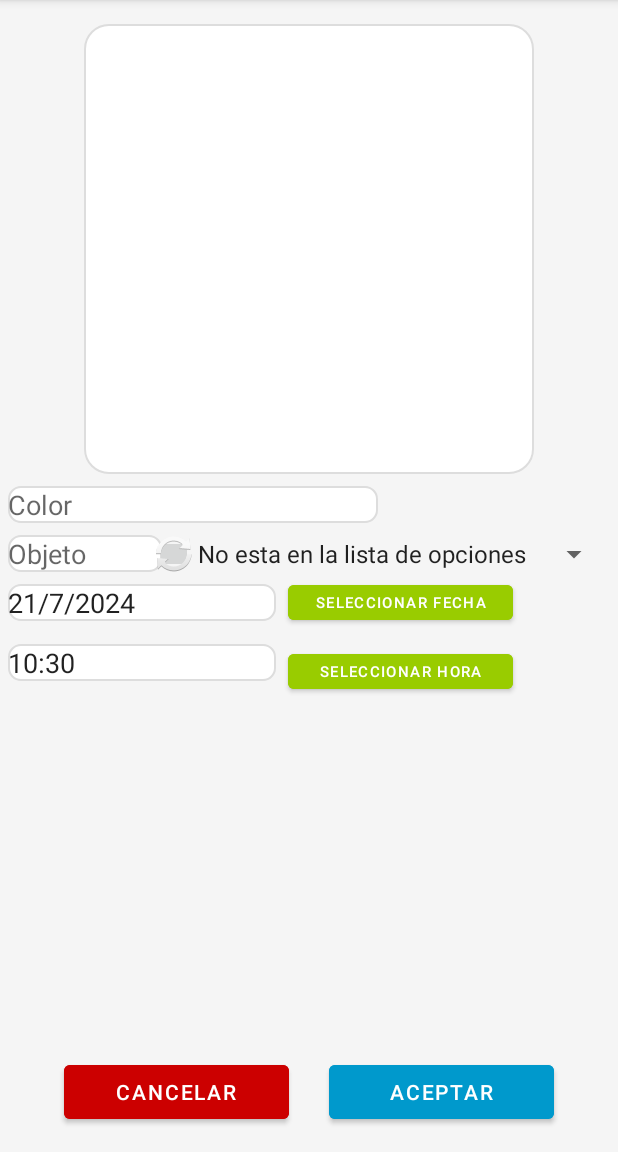
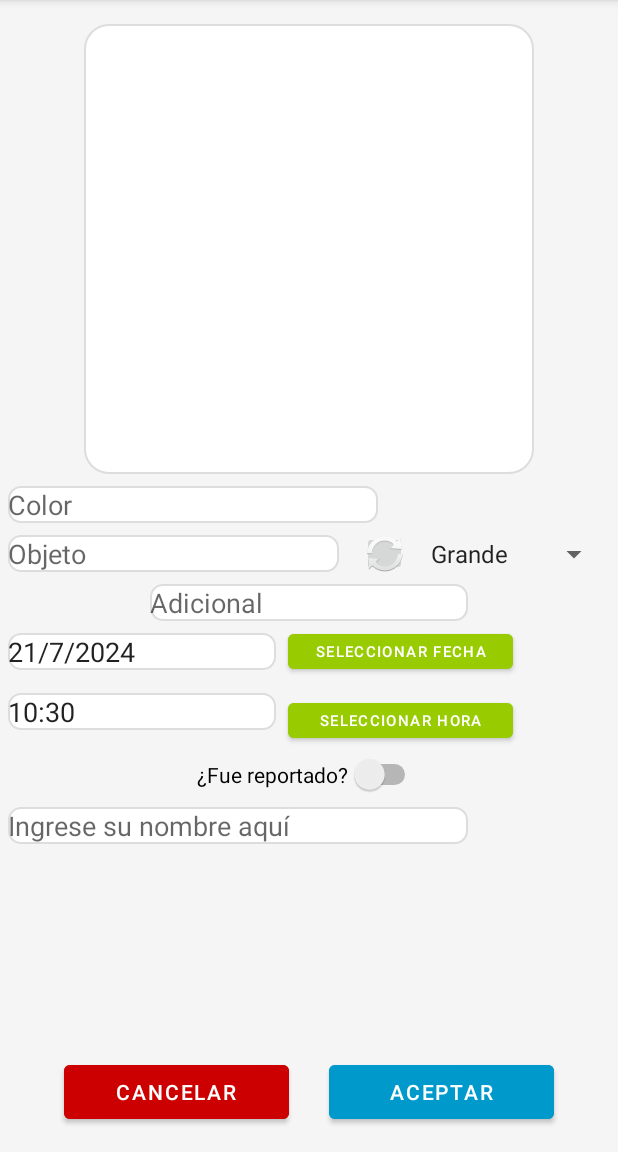
Before and after one commit to CarlosElisban/Uniseek, an Android app: the PrincipalUniseekActivity screen opened directly, with no data from a screen before it, on a phone screen of 412 x 824 dp, the part 84-1236 px from its top. Run offline under Robolectric (Android 15) with nearby library versions, the phone set to English and light mode, and no system bars; 1 statement that could not run was skipped.

Commit message:
Se optimizo algunos elementos y se añadio un switch para determina si fue o no reportado el objeto

```diff
--- a/app/src/main/java/com/ucsm/uniseek/appuniseek/PrincipalUniseekActivity.java
+++ b/app/src/main/java/com/ucsm/uniseek/appuniseek/PrincipalUniseekActivity.java
@@ -7,6 +7,7 @@ import android.graphics.Bitmap;
 import android.graphics.BitmapFactory;
 import android.os.Bundle;
 import android.view.View;
+import android.widget.AdapterView;
 import android.widget.ArrayAdapter;
 import android.widget.Button;
 import android.widget.DatePicker;
@@ -14,6 +15,7 @@ import android.widget.EditText;
 import android.widget.ImageButton;
 import android.widget.ImageView;
 import android.widget.Spinner;
+import android.widget.Switch;
 import android.widget.TimePicker;
 
 import androidx.activity.EdgeToEdge;
@@ -31,9 +33,10 @@ import java.util.List;
 public class PrincipalUniseekActivity extends AppCompatActivity implements View.OnClickListener {
     Button bfecha, bhora;
     ImageButton refreshButton;
-    EditText efecha, ehora, colorEditText, objetoEditText;
+    EditText efecha, ehora, colorEditText, objetoEditText, adicionalEditText, nombreEditText;
     ImageView imageView;
     Spinner spinner;
+    Switch reportSwitch;  // Añade una variable para el Switch
     private int dia, mes, ano, hora, minutos;
 
     @Override
@@ -58,6 +61,9 @@ public class PrincipalUniseekActivity extends AppCompatActivity implements View.
         objetoEditText = findViewById(R.id.objeto);
         imageView = findViewById(R.id.imagephoto);
         spinner = findViewById(R.id.marca_modelo);
+        adicionalEditText = findViewById(R.id.adicional); // Agregar referencia al EditText adicional
+        nombreEditText = findViewById(R.id.nombre);
+        reportSwitch = findViewById(R.id.sreport); // Inicializa el Switch
 
         // Configurar botón de actualización (refresh)
         refreshButton = findViewById(R.id.refresh);
@@ -86,6 +92,24 @@ public class PrincipalUniseekActivity extends AppCompatActivity implements View.
             updateSpinnerOptions(objeto);
         }
 
+        // Configurar el OnItemSelectedListener para el Spinner
+        spinner.setOnItemSelectedListener(new AdapterView.OnItemSelectedListener() {
+            @Override
+            public void onItemSelected(AdapterView<?> parent, View view, int position, long id) {
+                String selectedItem = (String) parent.getItemAtPosition(position);
+                if (selectedItem.equals("Otro")) {
+                    adicionalEditText.setEnabled(true);
+                } else {
+                    adicionalEditText.setEnabled(false);
+                }
+            }
+
+            @Override
+            public void onNothingSelected(AdapterView<?> parent) {
+                adicionalEditText.setEnabled(false);
+            }
+        });
+
         bfecha = findViewById(R.id.seleccionarFechaButton);
         bhora = findViewById(R.id.seleccionarHoraButton);
         efecha = findViewById(R.id.fechaEditText);
@@ -103,6 +127,15 @@ public class PrincipalUniseekActivity extends AppCompatActivity implements View.
 
         bfecha.setOnClickListener(this);
         bhora.setOnClickListener(this);
+
+        // Configurar el OnCheckedChangeListener para el Switch
+        reportSwitch.setOnCheckedChangeListener((buttonView, isChecked) -> {
+            if (isChecked) {
+                nombreEditText.setVisibility(View.GONE);
+            } else {
+                nombreEditText.setVisibility(View.VISIBLE);
+            }
+        });
     }
 
     @Override
@@ -149,7 +182,7 @@ public class PrincipalUniseekActivity extends AppCompatActivity implements View.
                 options.add("Puma");
                 options.add("Vans");
                 options.add("Rip Curl");
-                options.add("No esta en la lista de opciones");
+                options.add("Otro");
                 options.add("No especifica");
                 break;
             case "calculadora":
@@ -158,7 +191,7 @@ public class PrincipalUniseekActivity extends AppCompatActivity implements View.
                 options.add("Casio");
                 options.add("Canon");
                 options.add("Sharp");
-                options.add("No esta en la lista de opciones");
+                options.add("Otro");
                 options.add("No especifica");
                 break;
             case "cargador":
@@ -176,7 +209,7 @@ public class PrincipalUniseekActivity extends AppCompatActivity implements View.
                 options.add("Xiaomi-Smartphone");
                 options.add("Oppo-Smartphone");
                 options.add("Motorola-Smartphone");
-                options.add("No esta en la lista de opciones");
+                options.add("Otro");
                 options.add("No especifica");
                 break;
             case "cartuchera":
@@ -189,7 +222,7 @@ public class PrincipalUniseekActivity extends AppCompatActivity implements View.
                 options.add("Pentel");
                 options.add("Zebra");
                 options.add("Lamy");
-                options.add("No esta en la lista de opciones");
+                options.add("Otro");
                 options.add("No especifica");
                 break;
             case "smartphone":
@@ -198,7 +231,7 @@ public class PrincipalUniseekActivity extends AppCompatActivity implements View.
                 options.add("Huawei");
                 options.add("Xiaomi");
                 options.add("Motorola");
-                options.add("No esta en la lista de opciones");
+                options.add("Otro");
                 options.add("No especifica");
                 break;
             case "dni":
@@ -213,7 +246,7 @@ public class PrincipalUniseekActivity extends AppCompatActivity implements View.
                 options.add("Apple (Mac)");
                 options.add("Acer");
                 options.add("Asus");
-                options.add("No esta en la lista de opciones");
+                options.add("Otro");
                 options.add("No especifica");
                 break;
             case "libro":
@@ -226,7 +259,7 @@ public class PrincipalUniseekActivity extends AppCompatActivity implements View.
                 options.add("Nike");
                 options.add("Adidas");
                 options.add("L.L.Bean");
-                options.add("No esta en la lista de opciones");
+                options.add("Otro");
                 options.add("No especifica");
                 break;
             case "reloj":
@@ -234,25 +267,28 @@ public class PrincipalUniseekActivity extends AppCompatActivity implements View.
                 options.add("Rolex");
                 options.add("Seiko");
                 options.add("Skagen");
-                options.add("Fossil");
-                options.add("No esta en la lista de opciones");
+                options.add("Swatch");
+                options.add("Tissot");
+                options.add("Omega");
+                options.add("Tag Heuer");
+                options.add("Otro");
                 options.add("No especifica");
                 break;
-            case "Tomatodo":
-                options.add("Más de un litro");
-                options.add("Menos de un litro");
-                options.add("No especifica");
-                break;
-            case "otros":
+            case "tablet":
+                options.add("iPad");
+                options.add("Samsung Galaxy Tab");
+                options.add("Microsoft Surface");
+                options.add("Amazon Fire");
+                options.add("Lenovo Yoga");
+                options.add("Otro");
                 options.add("No especifica");
                 break;
             default:
-                options.add("No esta en la lista de opciones");
-                options.add("No especifica");
+                options.add("Grande");
+                options.add("Mediano");
+                options.add("Pequeño");
                 break;
         }
-
-        // Configurar el adaptador del Spinner con las opciones actualizadas
         ArrayAdapter<String> adapter = new ArrayAdapter<>(this, android.R.layout.simple_spinner_item, options);
         adapter.setDropDownViewResource(android.R.layout.simple_spinner_dropdown_item);
         spinner.setAdapter(adapter);
--- a/app/src/main/res/layout/activity_first_uniseek.xml
+++ b/app/src/main/res/layout/activity_first_uniseek.xml
@@ -8,8 +8,8 @@
 
     <ImageButton
         android:id="@+id/button"
-        android:layout_width="100dp"
-        android:layout_height="100dp"
+        android:layout_width="150dp"
+        android:layout_height="150dp"
         android:layout_centerInParent="true"
         android:background="@drawable/combined_background"
         app:srcCompat="@android:drawable/ic_menu_camera"
--- a/app/src/main/res/layout/activity_principal_uniseek.xml
+++ b/app/src/main/res/layout/activity_principal_uniseek.xml
@@ -46,13 +46,23 @@
         android:layout_marginTop="8dp"
         android:layout_marginBottom="8dp"
         android:layout_marginStart="5dp"
-        android:layout_marginEnd="8dp"
+        android:layout_marginEnd="15dp"
         android:ems="10"
         android:hint="Objeto"
         android:inputType="text"
         android:background="@drawable/edit_text_background"
         app:layout_constraintTop_toBottomOf="@id/color"
         app:layout_constraintStart_toStartOf="parent"
+        app:layout_constraintEnd_toStartOf="@id/refresh" />
+
+    <ImageButton
+        android:id="@+id/refresh"
+        android:layout_width="30dp"
+        android:layout_height="30dp"
+        app:srcCompat="@android:drawable/ic_popup_sync"
+        app:layout_constraintTop_toTopOf="@id/objeto"
+        app:layout_constraintBottom_toBottomOf="@id/objeto"
+        app:layout_constraintStart_toEndOf="@id/objeto"
         app:layout_constraintEnd_toStartOf="@id/marca_modelo" />
 
     <Spinner
@@ -63,7 +73,24 @@
         android:layout_marginEnd="5dp"
         app:layout_constraintTop_toTopOf="@id/objeto"
         app:layout_constraintBottom_toBottomOf="@id/objeto"
-        app:layout_constraintStart_toEndOf="@id/objeto"
+        app:layout_constraintStart_toEndOf="@id/refresh"
+        app:layout_constraintEnd_toEndOf="parent" />
+
+    <EditText
+        android:id="@+id/adicional"
+        android:layout_width="0dp"
+        android:layout_height="wrap_content"
+        android:layout_marginTop="8dp"
+        android:layout_marginBottom="8dp"
+        android:layout_marginStart="100dp"
+        android:layout_marginEnd="100dp"
+        android:ems="10"
+        android:hint="Adicional"
+        android:inputType="text"
+        android:enabled="false"
+        android:background="@drawable/edit_text_background"
+        app:layout_constraintTop_toBottomOf="@id/objeto"
+        app:layout_constraintStart_toStartOf="parent"
         app:layout_constraintEnd_toEndOf="parent" />
 
     <EditText
@@ -78,7 +105,7 @@
         android:hint="Fecha"
         android:inputType="text"
         android:background="@drawable/edit_text_background"
-        app:layout_constraintTop_toBottomOf="@id/objeto"
+        app:layout_constraintTop_toBottomOf="@id/adicional"
         app:layout_constraintStart_toStartOf="parent"
         app:layout_constraintEnd_toStartOf="@id/seleccionarFechaButton" />
 
@@ -159,14 +186,31 @@
         app:layout_constraintEnd_toEndOf="parent"
         app:layout_constraintStart_toEndOf="@id/button2" />
 
-    <ImageButton
-        android:id="@+id/refresh"
-        android:layout_width="25dp"
-        android:layout_height="25dp"
-        app:srcCompat="@android:drawable/ic_popup_sync"
-        app:layout_constraintTop_toTopOf="@id/objeto"
-        app:layout_constraintBottom_toBottomOf="@id/objeto"
-        app:layout_constraintStart_toEndOf="@id/objeto"
-        app:layout_constraintEnd_toStartOf="@id/marca_modelo" />
+    <Switch
+        android:id="@+id/sreport"
+        android:layout_width="wrap_content"
+        android:layout_height="wrap_content"
+        android:text="¿Fue reportado?"
+        app:layout_constraintTop_toBottomOf="@id/horaEditText"
+        app:layout_constraintStart_toStartOf="parent"
+        app:layout_constraintEnd_toEndOf="parent"
+        android:layout_marginTop="16dp"
+        android:layout_marginBottom="16dp" />
+
+    <EditText
+        android:id="@+id/nombre"
+        android:layout_width="0dp"
+        android:layout_height="wrap_content"
+        android:layout_marginTop="8dp"
+        android:layout_marginBottom="16dp"
+        android:layout_marginStart="5dp"
+        android:layout_marginEnd="100dp"
+        android:ems="10"
+        android:hint="Ingrese su nombre aquí"
+        android:inputType="text"
+        android:background="@drawable/edit_text_background"
+        app:layout_constraintTop_toBottomOf="@id/sreport"
+        app:layout_constraintStart_toStartOf="parent"
+        app:layout_constraintEnd_toEndOf="parent" />
 
 </androidx.constraintlayout.widget.ConstraintLayout>
```
